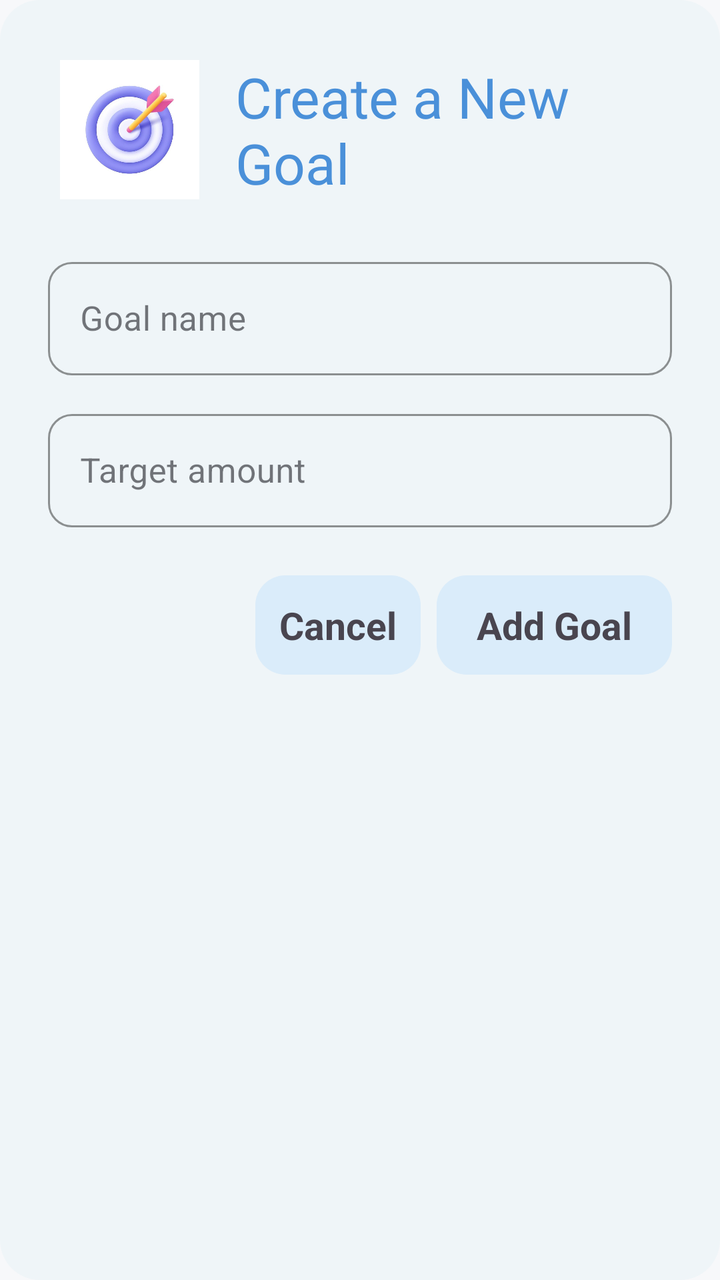
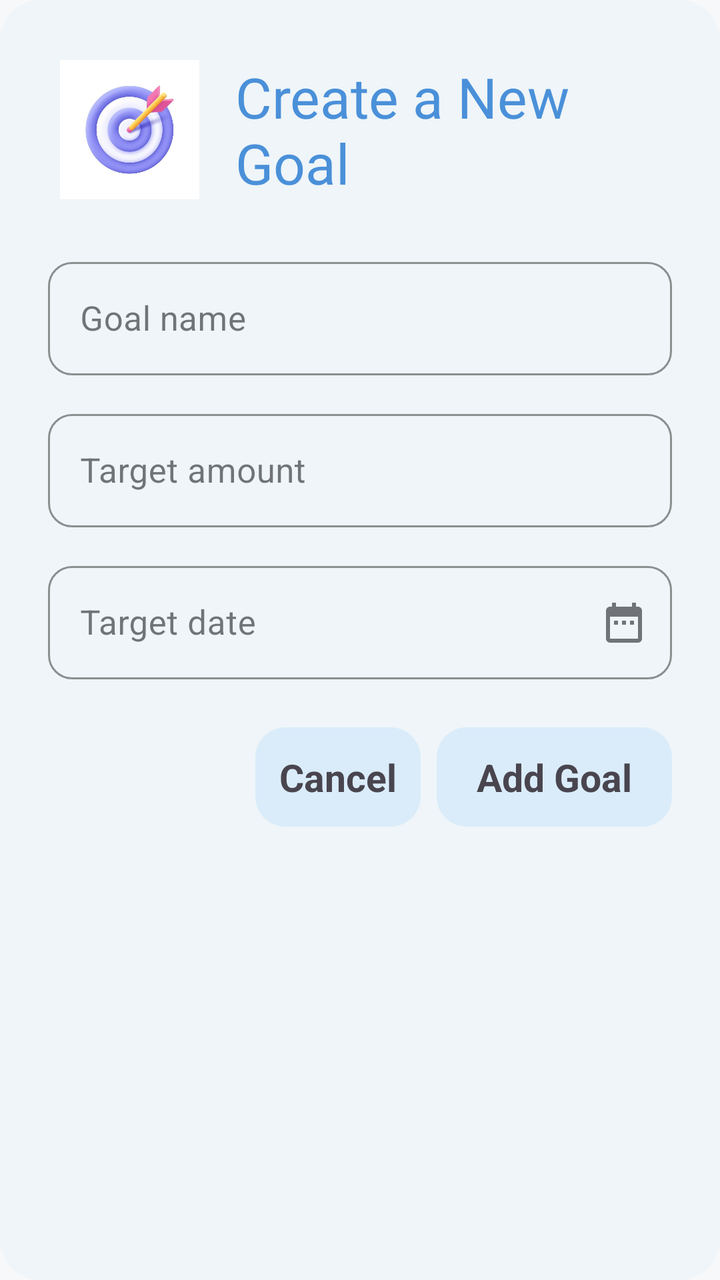

Before-and-after screenshots of an Android layout around one commit, followed by the original layout XML and the change that was made.
<!-- AndroidManifest.xml: application theme Theme.ExpenceAndBudgetTracker -->
<!-- res/layout/dialog_add_goal.xml -->
<?xml version="1.0" encoding="utf-8"?>
<LinearLayout xmlns:android="http://schemas.android.com/apk/res/android"
    xmlns:app="http://schemas.android.com/apk/res-auto"
    android:layout_width="match_parent"
    android:layout_height="wrap_content"
    android:orientation="vertical"
    android:padding="24dp"
    android:background="@drawable/rounded_bg">

    
    <LinearLayout
        android:layout_width="match_parent"
        android:layout_height="wrap_content"
        android:orientation="horizontal"
        android:gravity="center_vertical"
        android:layout_marginBottom="20dp">

        <ImageView
            android:layout_width="0.55in"
            android:layout_height="0.55in"

            android:padding="6dp"
            android:src="@drawable/goal"
            android:contentDescription="New goal" />

        <TextView
            android:fontFamily="@font/dosis_bold"
            android:layout_width="wrap_content"
            android:layout_height="wrap_content"
            android:layout_marginStart="12dp"
            android:text="Create a New Goal"
            android:textColor="#4A90D9"
            android:textSize="28dp" />
    </LinearLayout>

    
    <com.google.android.material.textfield.TextInputLayout
        android:layout_width="match_parent"
        android:layout_height="wrap_content"
        android:hint="Goal name"
        android:textSize="18dp"
        app:boxCornerRadiusTopStart="12dp"
        app:boxCornerRadiusTopEnd="12dp"
        app:boxCornerRadiusBottomStart="12dp"
        app:boxCornerRadiusBottomEnd="12dp"
        app:boxStrokeColor="#4A90D9"
        app:hintTextColor="#4A90D9"
        app:startIconTint="#4A90D9"
        style="@style/Widget.MaterialComponents.TextInputLayout.OutlinedBox">

        <com.google.android.material.textfield.TextInputEditText
            android:id="@+id/etGoalTitle"
            android:layout_width="match_parent"
            android:layout_height="wrap_content"
            android:inputType="text"
            android:textSize="17dp" />
    </com.google.android.material.textfield.TextInputLayout>

    
    <com.google.android.material.textfield.TextInputLayout
        android:layout_width="match_parent"
        android:layout_height="wrap_content"
        android:layout_marginTop="14dp"
        android:hint="Target amount"
        android:textSize="18dp"
        app:boxCornerRadiusTopStart="12dp"
        app:boxCornerRadiusTopEnd="12dp"
        app:boxCornerRadiusBottomStart="12dp"
        app:boxCornerRadiusBottomEnd="12dp"
        app:boxStrokeColor="#4A90D9"
        app:hintTextColor="#4A90D9"
        app:suffixText="MMK"
        style="@style/Widget.MaterialComponents.TextInputLayout.OutlinedBox">

        <com.google.android.material.textfield.TextInputEditText
            android:id="@+id/etGoalTarget"
            android:layout_width="match_parent"
            android:layout_height="wrap_content"
            android:inputType="number"
            android:textSize="17dp" />
    </com.google.android.material.textfield.TextInputLayout>

    
    <LinearLayout
        android:layout_width="match_parent"
        android:layout_height="wrap_content"
        android:orientation="horizontal"
        android:layout_marginTop="24dp"
        android:gravity="end">

        <TextView
            android:id="@+id/btnCancel"
            android:layout_width="wrap_content"
            android:layout_height="wrap_content"
            android:background="@drawable/button_border"
            android:padding="12dp"
            android:textSize="19dp"
            android:text="Cancel"
            android:textStyle="bold"/>

        <TextView
            android:id="@+id/btnAdd"
            android:layout_width="wrap_content"
            android:layout_height="wrap_content"
            android:layout_marginStart="8dp"
            android:paddingHorizontal="20dp"
            android:paddingVertical="12dp"
            android:text="Add Goal"
            android:textSize="19dp"
            android:background="@drawable/button_border"
            android:textStyle="bold" />
    </LinearLayout>

</LinearLayout>
<!-- resources referenced by this layout -->
<resources>
  <!-- drawable button_border (drawable) -->
  <?xml version="1.0" encoding="utf-8"?>
  <shape xmlns:android="http://schemas.android.com/apk/res/android">
       <solid android:color="#DAECFA" />
       <corners android:radius="15dp"/>
  </shape>
  <!-- drawable goal: jpg bitmap (drawable, 19198 bytes) -->
  <!-- drawable rounded_bg (drawable) -->
  <?xml version="1.0" encoding="utf-8"?>
  <shape xmlns:android="http://schemas.android.com/apk/res/android"
      android:shape="rectangle">
      <solid android:color="#EFF5F8" />
      <corners android:radius="20dp" />
  </shape>
  <style name="Theme.ExpenceAndBudgetTracker" parent="Theme.Material3.DayNight.NoActionBar">
          <item name="colorPrimary">@color/primary_500</item>
          <item name="colorOnPrimary">@color/neutral_0</item>
          <item name="colorPrimaryContainer">@color/primary_100</item>
          <item name="colorOnPrimaryContainer">@color/primary_900</item>
  
          <item name="colorSecondary">@color/accent_500</item>
          <item name="colorOnSecondary">@color/neutral_900</item>
          <item name="colorSecondaryContainer">@color/accent_100</item>
          <item name="colorOnSecondaryContainer">@color/accent_700</item>
  
          <item name="colorError">@color/expense_red</item>
          <item name="colorOnError">@color/neutral_0</item>
  
          <item name="android:colorBackground">@color/background_light</item>
          <item name="colorSurface">@color/surface_light</item>
          <item name="colorOnSurface">@color/text_primary_light</item>
          <item name="colorOnSurfaceVariant">@color/text_secondary_light</item>
  
          <item name="android:statusBarColor">@color/primary_700</item>
          <item name="android:windowLightStatusBar">false</item>
  
  
      </style>
  <color name="primary_500">#2472F0</color>
  <color name="neutral_0">#FFFFFF</color>
  <color name="primary_100">#C2D9FC</color>
  <color name="primary_900">#082456</color>
  <color name="accent_500">#FFA800</color>
  <color name="neutral_900">#1A1D23</color>
  <color name="accent_100">#FFE9C2</color>
  <color name="accent_700">#CC8600</color>
  <color name="expense_red">#E5484D</color>
  <color name="background_light">@color/neutral_50</color>
  <color name="surface_light">@color/neutral_0</color>
  <color name="text_primary_light">@color/neutral_900</color>
  <color name="text_secondary_light">@color/neutral_700</color>
  <color name="primary_700">#1447A8</color>
  <color name="neutral_50">#F7F8FA</color>
  <color name="neutral_700">#4B5563</color>
</resources>

<!-- the commit's change to res/layout/dialog_add_goal.xml (unified diff, before → after) -->
@@ -80,6 +80,31 @@
             android:textSize="17dp" />
     </com.google.android.material.textfield.TextInputLayout>
 
+    <com.google.android.material.textfield.TextInputLayout
+        android:layout_width="match_parent"
+        android:layout_height="wrap_content"
+        android:layout_marginTop="14dp"
+        android:hint="Target date"
+        app:boxCornerRadiusTopStart="12dp"
+        app:boxCornerRadiusTopEnd="12dp"
+        app:boxCornerRadiusBottomStart="12dp"
+        app:boxCornerRadiusBottomEnd="12dp"
+        app:boxStrokeColor="#4A90D9"
+        app:hintTextColor="#4A90D9"
+        app:endIconMode="custom"
+        app:endIconDrawable="@drawable/ic_calendar"
+        style="@style/Widget.MaterialComponents.TextInputLayout.OutlinedBox">
+
+        <com.google.android.material.textfield.TextInputEditText
+            android:id="@+id/etGoalTargetDate"
+            android:layout_width="match_parent"
+            android:layout_height="wrap_content"
+            android:inputType="none"
+            android:focusable="false"
+            android:clickable="true"
+            android:textSize="17dp" />
+    </com.google.android.material.textfield.TextInputLayout>
+
     
     <LinearLayout
         android:layout_width="match_parent"
<!-- resource entries referenced after the edit -->
@@ -7,6 +7,14 @@
        <corners android:radius="15dp"/>
   </shape>
   <!-- drawable goal: jpg bitmap (drawable, 19198 bytes) -->
+  <!-- drawable ic_calendar (drawable) -->
+  <vector xmlns:android="http://schemas.android.com/apk/res/android"
+      android:width="24dp" android:height="24dp"
+      android:viewportWidth="24" android:viewportHeight="24">
+      <path
+          android:fillColor="#000000"
+          android:pathData="M9,11H7v2h2v-2zM13,11h-2v2h2v-2zM17,11h-2v2h2v-2zM19,4h-1V2h-2v2H8V2H6v2H5c-1.11,0 -1.99,0.9 -1.99,2L3,20a2,2 0,0 0,2 2h14a2,2 0,0 0,2 -2V6c0,-1.1 -0.9,-2 -2,-2zM19,20H5V9h14v11z" />
+  </vector>
   <!-- drawable rounded_bg (drawable) -->
   <?xml version="1.0" encoding="utf-8"?>
   <shape xmlns:android="http://schemas.android.com/apk/res/android"
